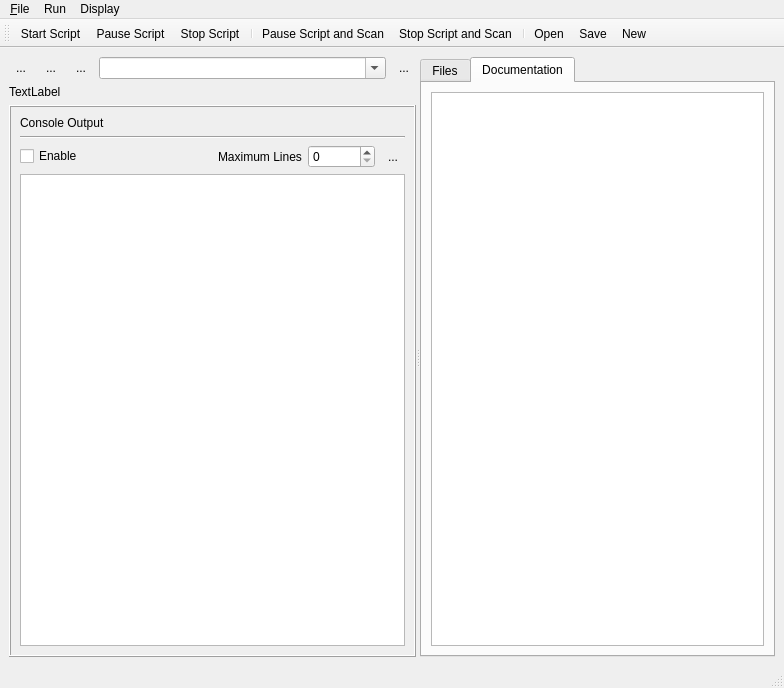
Qt form ui/Scripting.ui (pyIonControl/IonControl) before a commit.
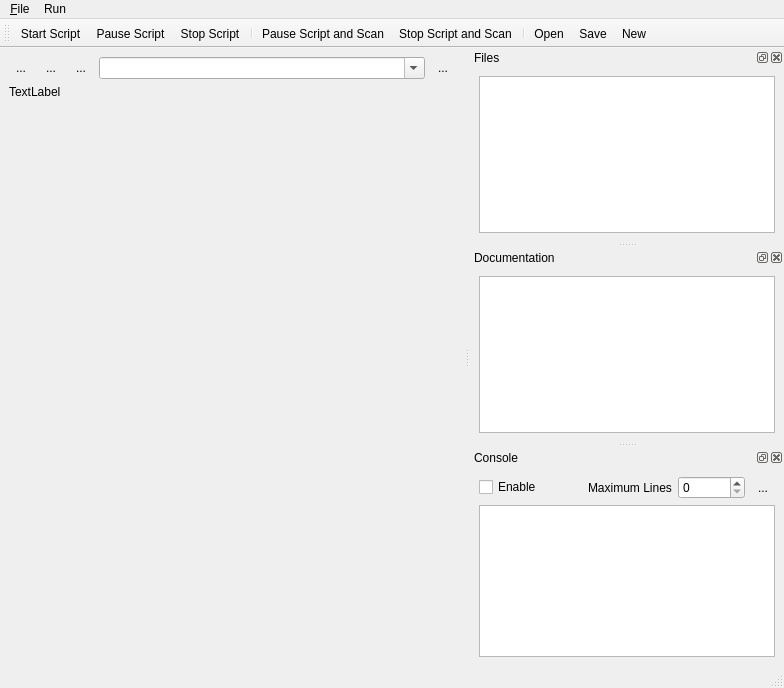
The same form after that commit. Icons and pictures are not drawn.

Commit message: changed scripting GUI for more flexibility in layout

```diff
--- a/ui/Scripting.ui
+++ b/ui/Scripting.ui
@@ -14,13 +14,8 @@
    <string>MainWindow</string>
   </property>
   <widget class="QWidget" name="centralwidget">
-   <layout class="QVBoxLayout" name="verticalLayout_4">
+   <layout class="QVBoxLayout" name="verticalLayout">
     <item>
-     <widget class="QSplitter" name="splitterHorizontal">
-      <property name="orientation">
-       <enum>Qt::Horizontal</enum>
-      </property>
-      <widget class="QWidget" name="verticalLayoutWidget">
        <layout class="QVBoxLayout" name="verticalLayout_2">
         <item>
          <layout class="QHBoxLayout" name="horizontalLayout_2">
@@ -149,158 +144,9 @@
           <property name="orientation">
            <enum>Qt::Vertical</enum>
           </property>
-          <widget class="QFrame" name="consoleFrame">
-           <property name="frameShape">
-            <enum>QFrame::Box</enum>
-           </property>
-           <property name="frameShadow">
-            <enum>QFrame::Raised</enum>
-           </property>
-           <layout class="QVBoxLayout" name="verticalLayout_5">
-            <item>
-             <widget class="QLabel" name="label">
-              <property name="text">
-               <string>Console Output</string>
-              </property>
-             </widget>
-            </item>
-            <item>
-             <widget class="Line" name="line">
-              <property name="orientation">
-               <enum>Qt::Horizontal</enum>
-              </property>
-             </widget>
-            </item>
-            <item>
-             <layout class="QHBoxLayout" name="horizontalLayout">
-              <item>
-               <widget class="QCheckBox" name="checkBoxEnableConsole">
-                <property name="text">
-                 <string>Enable</string>
-                </property>
-               </widget>
-              </item>
-              <item>
-               <spacer name="horizontalSpacer">
-                <property name="orientation">
-                 <enum>Qt::Horizontal</enum>
-                </property>
-                <property name="sizeHint" stdset="0">
-                 <size>
-                  <width>40</width>
-                  <height>20</height>
-                 </size>
-                </property>
-               </spacer>
-              </item>
-              <item>
-               <widget class="QLabel" name="label_2">
-                <property name="text">
-                 <string>Maximum Lines</string>
-                </property>
-               </widget>
-              </item>
-              <item>
-               <widget class="QSpinBox" name="linesSpinBox">
-                <property name="maximum">
-                 <number>1000000</number>
-                </property>
-               </widget>
-              </item>
-              <item>
-               <widget class="QToolButton" name="consoleClearButton">
-                <property name="text">
-                 <string>...</string>
-                </property>
-                <property name="icon">
-                 <iconset resource="Experiment.qrc">
-                  <normaloff>:/kde/icons/edit-clear.png</normaloff>:/kde/icons/edit-clear.png</iconset>
-                </property>
-                <property name="autoRaise">
-                 <bool>true</bool>
-                </property>
-               </widget>
-              </item>
-             </layout>
-            </item>
-            <item>
-             <widget class="QTextEdit" name="textEditConsole">
-              <property name="contextMenuPolicy">
-               <enum>Qt::NoContextMenu</enum>
-              </property>
-              <property name="undoRedoEnabled">
-               <bool>false</bool>
-              </property>
-              <property name="readOnly">
-               <bool>true</bool>
-              </property>
-              <property name="acceptRichText">
-               <bool>false</bool>
-              </property>
-             </widget>
-            </item>
-           </layout>
-          </widget>
-         </widget>
-        </item>
-       </layout>
-      </widget>
-      <widget class="QWidget" name="verticalLayoutWidget_2">
-       <layout class="QVBoxLayout" name="verticalLayout_3">
-        <item>
-         <widget class="QTabWidget" name="tabWidget">
-          <property name="currentIndex">
-           <number>1</number>
-          </property>
-          <widget class="QWidget" name="FileTreeTab">
-           <attribute name="title">
-            <string>Files</string>
-           </attribute>
-           <layout class="QVBoxLayout" name="verticalLayout">
-            <item>
-             <widget class="QTreeWidget" name="fileTreeWidget">
-              <attribute name="headerVisible">
-               <bool>false</bool>
-              </attribute>
-              <column>
-               <property name="text">
-                <string notr="true">1</string>
-               </property>
-              </column>
-             </widget>
-            </item>
-           </layout>
-          </widget>
-          <widget class="QWidget" name="DocTreeTab">
-           <attribute name="title">
-            <string>Documentation</string>
-           </attribute>
-           <layout class="QVBoxLayout" name="verticalLayout_6">
-            <item>
-             <widget class="QTreeWidget" name="docTreeWidget">
-              <property name="sizePolicy">
-               <sizepolicy hsizetype="Expanding" vsizetype="Expanding">
-                <horstretch>0</horstretch>
-                <verstretch>0</verstretch>
-               </sizepolicy>
-              </property>
-              <attribute name="headerVisible">
-               <bool>false</bool>
-              </attribute>
-              <column>
-               <property name="text">
-                <string notr="true">1</string>
-               </property>
-              </column>
-             </widget>
-            </item>
-           </layout>
-          </widget>
-         </widget>
-        </item>
-       </layout>
-      </widget>
-     </widget>
+       </widget>
+      </item>
+     </layout>
     </item>
    </layout>
   </widget>
@@ -332,17 +178,8 @@
     <addaction name="actionPauseScriptAndScan"/>
     <addaction name="actionStopScriptAndScan"/>
    </widget>
-   <widget class="QMenu" name="menuDisplay">
-    <property name="title">
-     <string>Display</string>
-    </property>
-    <addaction name="actionShowConsole"/>
-    <addaction name="actionShowDocs"/>
-    <addaction name="actionOptions"/>
-   </widget>
    <addaction name="menuFile"/>
    <addaction name="menuScript"/>
-   <addaction name="menuDisplay"/>
   </widget>
   <widget class="QStatusBar" name="statusbar"/>
   <widget class="QToolBar" name="toolBar">
@@ -366,6 +203,158 @@
    <addaction name="actionSave"/>
    <addaction name="actionNew"/>
   </widget>
+  <widget class="QDockWidget" name="dockWidget">
+   <property name="windowTitle">
+    <string>Files</string>
+   </property>
+   <attribute name="dockWidgetArea">
+    <number>2</number>
+   </attribute>
+   <widget class="QWidget" name="dockWidgetContents">
+    <layout class="QVBoxLayout" name="verticalLayout_3">
+     <item>
+      <widget class="QTreeWidget" name="fileTreeWidget">
+       <attribute name="headerVisible">
+        <bool>false</bool>
+       </attribute>
+       <attribute name="headerDefaultSectionSize">
+        <number>31</number>
+       </attribute>
+       <attribute name="headerShowSortIndicator" stdset="0">
+        <bool>true</bool>
+       </attribute>
+       <column>
+        <property name="text">
+         <string notr="true">1</string>
+        </property>
+       </column>
+      </widget>
+     </item>
+    </layout>
+   </widget>
+  </widget>
+  <widget class="QDockWidget" name="dockWidget_2">
+   <property name="windowTitle">
+    <string>Documentation</string>
+   </property>
+   <attribute name="dockWidgetArea">
+    <number>2</number>
+   </attribute>
+   <widget class="QWidget" name="dockWidgetContents_2">
+    <layout class="QVBoxLayout" name="verticalLayout_4">
+     <item>
+      <widget class="QTreeWidget" name="docTreeWidget">
+       <property name="sizePolicy">
+        <sizepolicy hsizetype="Expanding" vsizetype="Expanding">
+         <horstretch>0</horstretch>
+         <verstretch>0</verstretch>
+        </sizepolicy>
+       </property>
+       <attribute name="headerVisible">
+        <bool>false</bool>
+       </attribute>
+       <attribute name="headerDefaultSectionSize">
+        <number>31</number>
+       </attribute>
+       <attribute name="headerShowSortIndicator" stdset="0">
+        <bool>true</bool>
+       </attribute>
+       <column>
+        <property name="text">
+         <string notr="true">1</string>
+        </property>
+       </column>
+      </widget>
+     </item>
+    </layout>
+   </widget>
+  </widget>
+  <widget class="QDockWidget" name="dockWidget_3">
+   <property name="features">
+    <set>QDockWidget::AllDockWidgetFeatures</set>
+   </property>
+   <property name="allowedAreas">
+    <set>Qt::AllDockWidgetAreas</set>
+   </property>
+   <property name="windowTitle">
+    <string>Console</string>
+   </property>
+   <attribute name="dockWidgetArea">
+    <number>2</number>
+   </attribute>
+   <widget class="QWidget" name="dockWidgetContents_3">
+    <layout class="QVBoxLayout" name="verticalLayout_6">
+     <item>
+      <layout class="QHBoxLayout" name="horizontalLayout">
+       <item>
+        <widget class="QCheckBox" name="checkBoxEnableConsole">
+         <property name="text">
+          <string>Enable</string>
+         </property>
+        </widget>
+       </item>
+       <item>
+        <spacer name="horizontalSpacer">
+         <property name="orientation">
+          <enum>Qt::Horizontal</enum>
+         </property>
+         <property name="sizeHint" stdset="0">
+          <size>
+           <width>40</width>
+           <height>20</height>
+          </size>
+         </property>
+        </spacer>
+       </item>
+       <item>
+        <widget class="QLabel" name="label_2">
+         <property name="text">
+          <string>Maximum Lines</string>
+         </property>
+        </widget>
+       </item>
+       <item>
+        <widget class="QSpinBox" name="linesSpinBox">
+         <property name="maximum">
+          <number>1000000</number>
+         </property>
+        </widget>
+       </item>
+       <item>
+        <widget class="QToolButton" name="consoleClearButton">
+         <property name="text">
+          <string>...</string>
+         </property>
+         <property name="icon">
+          <iconset resource="Experiment.qrc">
+           <normaloff>:/kde/icons/edit-clear.png</normaloff>:/kde/icons/edit-clear.png</iconset>
+         </property>
+         <property name="autoRaise">
+          <bool>true</bool>
+         </property>
+        </widget>
+       </item>
+      </layout>
+     </item>
+     <item>
+      <widget class="QTextEdit" name="textEditConsole">
+       <property name="contextMenuPolicy">
+        <enum>Qt::NoContextMenu</enum>
+       </property>
+       <property name="undoRedoEnabled">
+        <bool>false</bool>
+       </property>
+       <property name="readOnly">
+        <bool>true</bool>
+       </property>
+       <property name="acceptRichText">
+        <bool>false</bool>
+       </property>
+      </widget>
+     </item>
+    </layout>
+   </widget>
+  </widget>
   <action name="actionStartScript">
    <property name="icon">
     <iconset resource="Experiment.qrc">
```
Left out of the diff: 49 changed lines with no effect on the pictures. Lines whose indentation alone changed are shown as unchanged. The commit also changes 1 other file.
